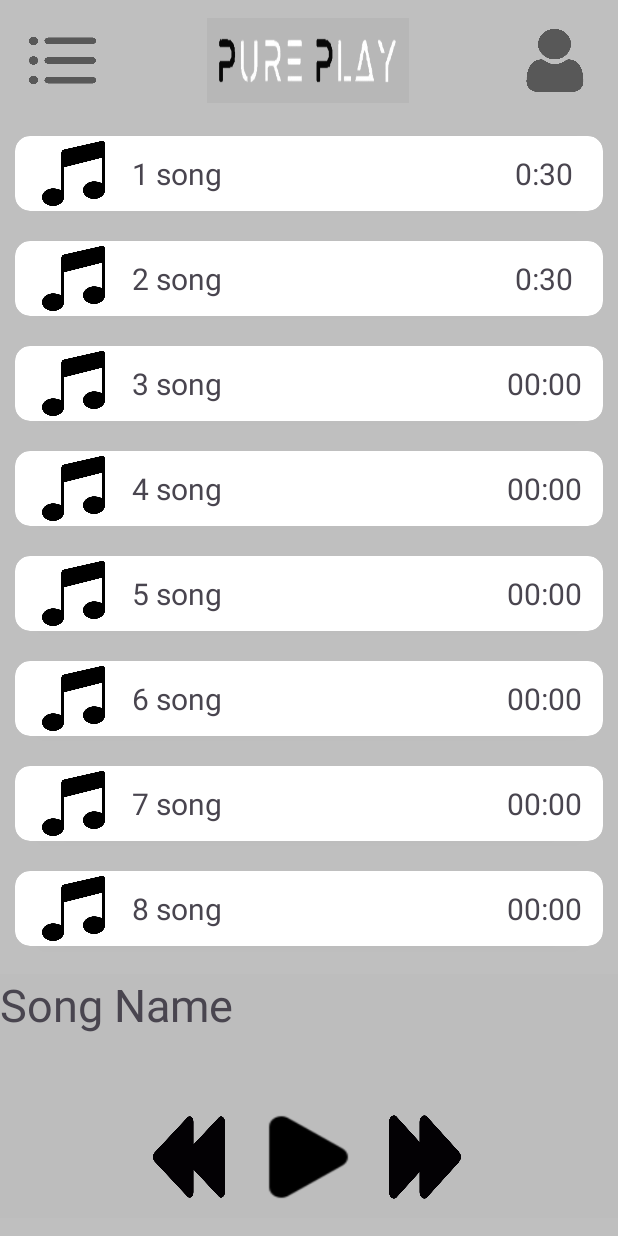
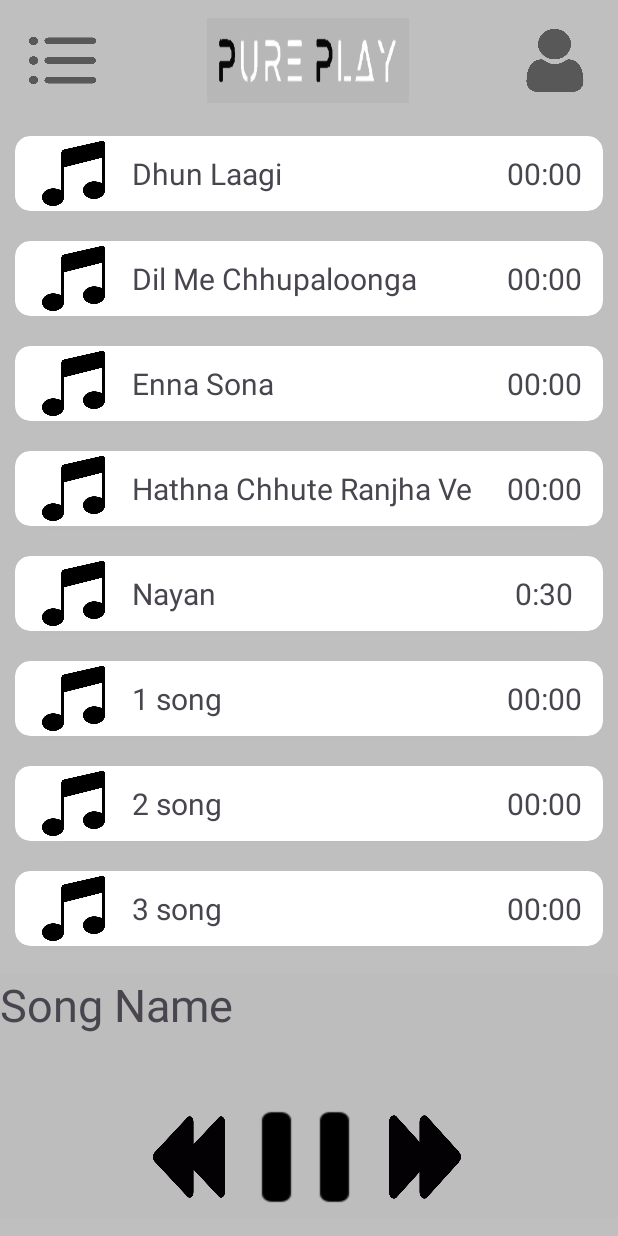
Before and after one commit to Krunal2509/PurePlay, an Android app: the screen it shows after launch (MainActivity), in the side drawer, after a tap on "Download", on a phone screen of 412 x 824 dp. Run offline under Robolectric (Android 15) with nearby library versions, the phone set to English and light mode, and no system bars.

Commit message:
Music Controls

```diff
--- a/app/src/main/java/com/example/pureplay/GlobalMediaPlayer.java
+++ b/app/src/main/java/com/example/pureplay/GlobalMediaPlayer.java
@@ -1,9 +1,71 @@
 package com.example.pureplay;
 
+import static com.example.pureplay.RecyclerAdapter.setSongTime;
+
+import android.app.Activity;
+import android.content.Context;
 import android.media.MediaPlayer;
+import android.net.Uri;
 import android.widget.Button;
+import android.widget.ImageView;
+import android.widget.Toast;
+
+import java.util.ArrayList;
 
 public class GlobalMediaPlayer {
     public static MediaPlayer mp;
-    public static Button btn_play=null;
+    public static boolean flag_PlayPause=true;
+    public static ImageView btn_play;
+    public static int song_Index;
+    public static Context mp_context;
+    public static ArrayList<songArray>songsData;
+    public static RecyclerAdapter.ViewHolder recyclerHolder;
+    public static void imageViewFromMain(Activity activity){
+        btn_play=activity.findViewById(R.id.btn_play);
+
+    }
+
+    public static void playSong(Context context, int postition, ArrayList<songArray> songList,RecyclerAdapter.ViewHolder holder){
+        if(mp!=null){
+            mp.reset();
+            mp.release();
+            mp=null;
+        }
+
+        song_Index=postition;
+        mp_context=context;
+        songsData=songList;
+        recyclerHolder=holder;
+
+        songArray song=songList.get(postition);
+
+        mp=MediaPlayer.create(context, Uri.parse(song.getsPath()));
+        mp.start();
+        setSongTime();
+    }
+
+    public static void playNext(){
+        if(mp!=null) {
+            mp.reset();
+            mp.release();
+            mp=null;
+            mp = MediaPlayer.create(mp_context, Uri.parse((songsData.get(++song_Index)).getsPath()));
+            mp.start();
+            setSongTime();
+        }
+        else Toast.makeText(mp_context, "Select Song First", Toast.LENGTH_LONG).show();
+    }
+
+    public static void playPrev(){
+        if(mp!=null){
+            mp.reset();
+            mp.release();
+            mp=null;
+            mp=MediaPlayer.create(mp_context,Uri.parse((songsData.get(--song_Index)).getsPath()));
+            mp.start();
+            setSongTime();
+        }
+        else Toast.makeText(mp_context, "Select Song First", Toast.LENGTH_LONG).show();
+    }
+
 }
--- a/app/src/main/java/com/example/pureplay/MainActivity.java
+++ b/app/src/main/java/com/example/pureplay/MainActivity.java
@@ -4,6 +4,7 @@ import android.annotation.SuppressLint;
 import android.os.Bundle;
 import android.view.MenuItem;
 import android.view.View;
+import android.widget.Button;
 import android.widget.ImageView;
 
 import static com.example.pureplay.GlobalMediaPlayer.*;
@@ -31,7 +32,7 @@ public class MainActivity extends AppCompatActivity {
     ArrayList<songArray> song=new ArrayList<>();
     NavigationView navigationView;
     DrawerLayout drawerLayout;
-    ImageView img_btn_drawer;
+    ImageView img_btn_drawer,btn_play,btn_next,btn_prev;
 
     @SuppressLint("WrongViewCast")
     @Override
@@ -45,7 +46,10 @@ public class MainActivity extends AppCompatActivity {
             return insets;
         });
 
-        recyclerView=findViewById(R.id.recyclerView);
+
+
+        //////////////////////////////////  NAVIGATION DRAWER ////////////////////////////////////
+
         navigationView=findViewById(R.id.navigationView);
         drawerLayout=findViewById(R.id.drawerLayout);
         img_btn_drawer=findViewById(R.id.img_btn_drawer);
@@ -68,8 +72,17 @@ public class MainActivity extends AppCompatActivity {
         });
 
 
+        /////////////////////////////////////// MUSIC LIST ////////////////////////////////////
+
+        recyclerView=findViewById(R.id.recyclerView);
+
         recyclerView.setLayoutManager(new LinearLayoutManager(this));
 
+        song.add(new songArray(R.drawable.musiclogo,"Dhun Laagi","android.resource://"+getPackageName()+"/"+R.raw.dhunlaagi));
+        song.add(new songArray(R.drawable.musiclogo,"Dil Me Chhupaloonga","android.resource://"+getPackageName()+"/"+R.raw.dilmeinchhupaloonga));
+        song.add(new songArray(R.drawable.musiclogo,"Enna Sona","android.resource://"+getPackageName()+"/"+R.raw.ennasona));
+        song.add(new songArray(R.drawable.musiclogo,"Hathna Chhute Ranjha Ve","android.resource://"+getPackageName()+"/"+R.raw.hathnachuteranjhave));
+        song.add(new songArray(R.drawable.musiclogo,"Nayan","android.resource://"+getPackageName()+"/"+R.raw.nayan));
         song.add(new songArray(R.drawable.musiclogo,"1 song","https://filesamples.com/samples/audio/mp3/sample3.mp3"));
         song.add(new songArray(R.drawable.musiclogo,"2 song","https://www.soundhelix.com/examples/mp3/SoundHelix-Song-1.mp3"));
         song.add(new songArray(R.drawable.musiclogo,"3 song","https://www.soundhelix.com/examples/mp3/SoundHelix-Song-1.mp3"));
@@ -85,6 +98,41 @@ public class MainActivity extends AppCompatActivity {
         RecyclerAdapter adapter=new RecyclerAdapter(this,song);
         recyclerView.setAdapter(adapter);
 
+
+
+
+
+        ////////////////////////////////////   MUSIC CONTROL //////////////////////////////////
+
+        GlobalMediaPlayer.imageViewFromMain(this);
+
+        btn_play=findViewById(R.id.btn_play);
+        btn_next=findViewById(R.id.btn_next);
+        btn_prev=findViewById(R.id.btn_prev);
+
+        btn_play.setOnClickListener(new View.OnClickListener() {
+            @Override
+            public void onClick(View v) {
+                if(flag_PlayPause){btn_play.setBackgroundResource(R.drawable.pause);flag_PlayPause=false;mp.start();}
+                else {btn_play.setBackgroundResource(R.drawable.play);flag_PlayPause=true;mp.pause();}
+            }
+        });
+
+
+        btn_next.setOnClickListener(new View.OnClickListener() {
+            @Override
+            public void onClick(View v) {
+                GlobalMediaPlayer.playNext();
+            }
+        });
+
+        btn_prev.setOnClickListener(new View.OnClickListener() {
+            @Override
+            public void onClick(View v) {
+                GlobalMediaPlayer.playPrev();
+            }
+        });
+
     }
 
     @Override
@@ -92,6 +140,6 @@ public class MainActivity extends AppCompatActivity {
         if(drawerLayout.isDrawerOpen(navigationView))
             drawerLayout.closeDrawer(navigationView);
         else
-        super.onBackPressed();
+            super.onBackPressed();
     }
 }
--- a/app/src/main/java/com/example/pureplay/RecyclerAdapter.java
+++ b/app/src/main/java/com/example/pureplay/RecyclerAdapter.java
@@ -1,8 +1,10 @@
 package com.example.pureplay;
 
 import static com.example.pureplay.GlobalMediaPlayer.btn_play;
+import static com.example.pureplay.GlobalMediaPlayer.flag_PlayPause;
 import static com.example.pureplay.GlobalMediaPlayer.mp;
 
+import android.app.Activity;
 import android.content.Context;
 import android.content.Intent;
 import android.media.MediaPlayer;
@@ -17,6 +19,7 @@ import android.widget.Toast;
 
 import androidx.annotation.NonNull;
 import androidx.cardview.widget.CardView;
+import androidx.core.app.ActivityCompat;
 import androidx.recyclerview.widget.RecyclerView;
 
 import java.util.ArrayList;
@@ -25,6 +28,7 @@ public class RecyclerAdapter extends RecyclerView.Adapter<RecyclerAdapter.ViewHo
 
     private Context context;
     private ArrayList<songArray> songList;
+    private static RecyclerAdapter.ViewHolder holder;
 
     RecyclerAdapter(Context context, ArrayList<songArray> songList) {
         this.context = context;
@@ -44,23 +48,29 @@ public class RecyclerAdapter extends RecyclerView.Adapter<RecyclerAdapter.ViewHo
         holder.img_song.setImageResource(song.getsImg());
         holder.tv_songName.setText(song.getsName());
 
+        this.holder=holder;
 
         holder.cardView.setOnClickListener(v -> {
             try {
+
                 if (GlobalMediaPlayer.mp != null) {
-                    GlobalMediaPlayer.mp.reset();
-                    GlobalMediaPlayer.mp.release();
-                    GlobalMediaPlayer.mp = null;
+                    flag_PlayPause=true;
                 }
+
+                if(flag_PlayPause) {
+                    btn_play.setBackgroundResource(R.drawable.pause);
+                    flag_PlayPause=false;
+                }
+                else{
+                    btn_play.setBackgroundResource(R.drawable.play);
+                    flag_PlayPause=true;
+                }
+
                 Toast.makeText(context, "Clicked : " + song.getsName(), Toast.LENGTH_LONG).show();
-                GlobalMediaPlayer.mp = MediaPlayer.create(context, Uri.parse(song.getsPath()));
-                GlobalMediaPlayer.mp.start();
-                Toast.makeText(context, "Playing: " + song.getsName(), Toast.LENGTH_LONG).show();
-                int duration=GlobalMediaPlayer.mp.getDuration();
-                duration/=1000;
-                holder.tv_songTime.setText(String.format("%d:%02d",duration/60,duration%60));
+                GlobalMediaPlayer.playSong(context,position,songList,holder);
+
             } catch (Exception e) {
-                Toast.makeText(context, "Error playing song", Toast.LENGTH_LONG).show();
+                Toast.makeText(context, "Error : "+e.getMessage(), Toast.LENGTH_LONG).show();
             }
         });
 
@@ -69,6 +79,12 @@ public class RecyclerAdapter extends RecyclerView.Adapter<RecyclerAdapter.ViewHo
     @Override
     public int getItemCount() {
         return songList.size();
+    }
+
+    public static void setSongTime(){
+        int duration=GlobalMediaPlayer.mp.getDuration();
+        duration/=1000;
+        holder.tv_songTime.setText(String.format("%d:%02d",duration/60,duration%60));
     }
 
     public class ViewHolder extends RecyclerView.ViewHolder {
--- a/app/src/main/res/layout/activity_main.xml
+++ b/app/src/main/res/layout/activity_main.xml
@@ -123,6 +123,7 @@ tools:context=".MainActivity"
 
                 />
             <ImageView
+                android:id="@+id/btn_prev"
                 android:layout_width="0sp"
                 android:layout_weight="1"
                 android:layout_height="wrap_content"
@@ -136,13 +137,16 @@ tools:context=".MainActivity"
                 android:layout_width="0sp"
                 android:layout_height="wrap_content"
                 android:background="@drawable/play"
+                android:clickable="true"
                 />
             <ImageView
+                android:id="@+id/btn_next"
                 android:layout_weight="1"
                 android:layout_width="0sp"
                 android:layout_height="wrap_content"
                 android:background="@drawable/forwardbutton"
                 android:layout_margin="7sp"
+                android:clickable="true"
                 />
             <ImageView
                 android:layout_width="0sp"
```
Also changed, not shown: app/src/main/res/drawable/pause.png, 4 other files.
